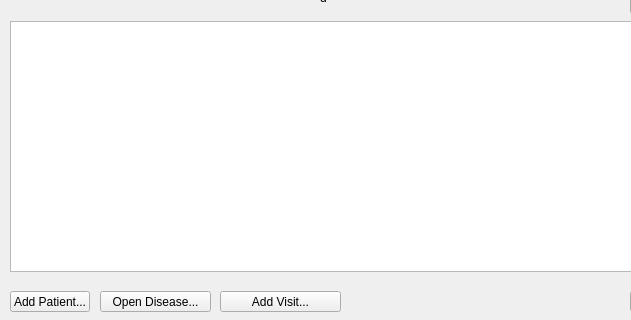
This is registryform.ui in nikifor511/hhospital as Qt 5 draws it before an edit; both pictures show x 0 to 631 and y 199 to 519 of the 723 by 519 pixel window. The edited form follows.
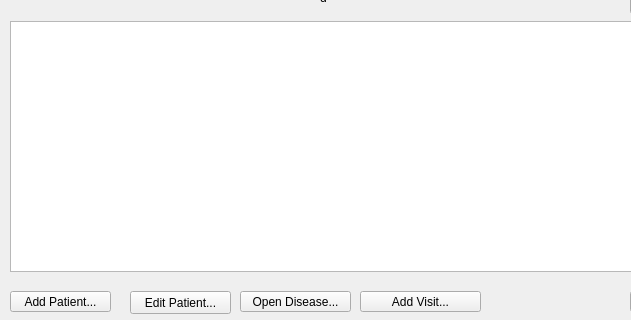
This is the edited form.

Diff of the .ui file:
```diff
--- a/registryform.ui
+++ b/registryform.ui
@@ -31,7 +31,7 @@
     <rect>
      <x>10</x>
      <y>490</y>
-     <width>80</width>
+     <width>101</width>
      <height>21</height>
     </rect>
    </property>
@@ -55,7 +55,7 @@
   <widget class="QPushButton" name="AddVisitPushButton">
    <property name="geometry">
     <rect>
-     <x>220</x>
+     <x>360</x>
      <y>490</y>
      <width>121</width>
      <height>21</height>
@@ -68,7 +68,7 @@
   <widget class="QPushButton" name="OpenDiseasePushButton">
    <property name="geometry">
     <rect>
-     <x>100</x>
+     <x>240</x>
      <y>490</y>
      <width>111</width>
      <height>21</height>
@@ -205,6 +205,19 @@
     <bool>true</bool>
    </property>
   </widget>
+  <widget class="QPushButton" name="EditPatientPushButton">
+   <property name="geometry">
+    <rect>
+     <x>130</x>
+     <y>490</y>
+     <width>101</width>
+     <height>23</height>
+    </rect>
+   </property>
+   <property name="text">
+    <string>Edit Patient...</string>
+   </property>
+  </widget>
  </widget>
  <resources/>
  <connections/>
```
